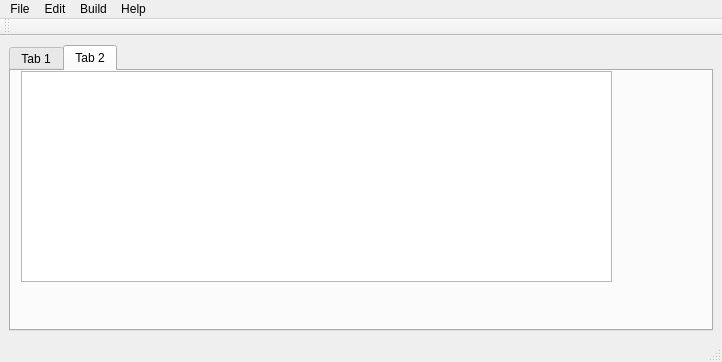
Above: mainwindow.ui from Mostafa-ashraf19/OperatingSystem-CPuScheduler-Algorithms before the change. Below: the same form after it.
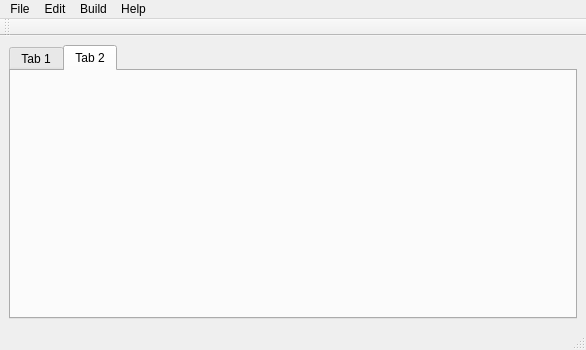
That is the form after the change. The open tabs and pages were chosen to show the change.

```diff
--- a/mainwindow.ui
+++ b/mainwindow.ui
@@ -6,16 +6,16 @@
    <rect>
     <x>0</x>
     <y>0</y>
-    <width>722</width>
-    <height>362</height>
+    <width>586</width>
+    <height>350</height>
    </rect>
   </property>
   <property name="windowTitle">
    <string>MainWindow</string>
   </property>
   <widget class="QWidget" name="centralwidget">
-   <layout class="QVBoxLayout" name="verticalLayout_2">
-    <item>
+   <layout class="QGridLayout" name="gridLayout_3">
+    <item row="0" column="0">
      <widget class="QTabWidget" name="tabWidget">
       <property name="currentIndex">
        <number>0</number>
@@ -155,16 +155,19 @@
        <attribute name="title">
         <string>Tab 2</string>
        </attribute>
-       <widget class="QGraphicsView" name="graphicsView">
-        <property name="geometry">
-         <rect>
-          <x>10</x>
-          <y>0</y>
-          <width>591</width>
-          <height>211</height>
-         </rect>
-        </property>
-       </widget>
+       <layout class="QVBoxLayout" name="verticalLayout_3">
+        <item>
+         <layout class="QGridLayout" name="gridLayout_2">
+          <item row="0" column="0">
+           <widget class="QLabel" name="label_3">
+            <property name="text">
+             <string/>
+            </property>
+           </widget>
+          </item>
+         </layout>
+        </item>
+       </layout>
       </widget>
      </widget>
     </item>
@@ -175,8 +178,8 @@
     <rect>
      <x>0</x>
      <y>0</y>
-     <width>722</width>
-     <height>21</height>
+     <width>586</width>
+     <height>22</height>
     </rect>
    </property>
    <widget class="QMenu" name="menuFile">
```
Left out of the diff: 14 changed lines with no effect on the pictures.
